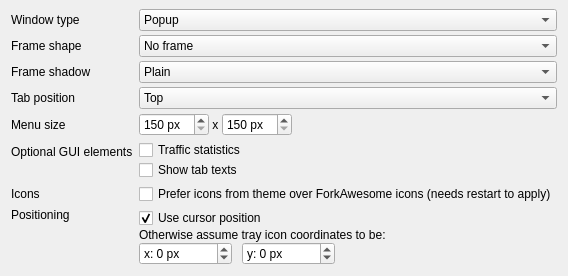
Qt form widgets/settings/appearanceoptionpage.ui (Martchus/syncthingtray) before a commit.
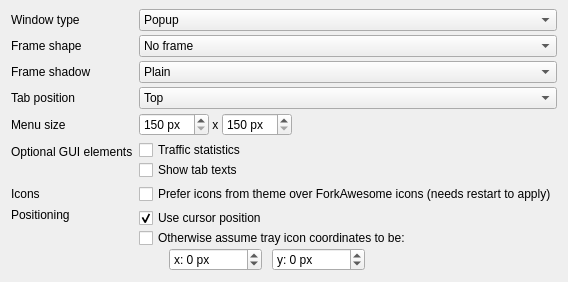
The same form after that commit. Icons and pictures are not drawn.

```diff
--- a/widgets/settings/appearanceoptionpage.ui
+++ b/widgets/settings/appearanceoptionpage.ui
@@ -245,7 +245,7 @@
       </widget>
      </item>
      <item>
-      <widget class="QLabel" name="assumeIconPosLabel">
+      <widget class="QCheckBox" name="assumeIconPosCheckBox">
        <property name="text">
         <string>Otherwise assume tray icon coordinates to be:</string>
        </property>
@@ -256,6 +256,9 @@
        <property name="spacing">
         <number>10</number>
        </property>
+       <property name="leftMargin">
+        <number>30</number>
+       </property>
        <item>
         <widget class="QSpinBox" name="xPosSpinBox">
          <property name="sizePolicy">
```
